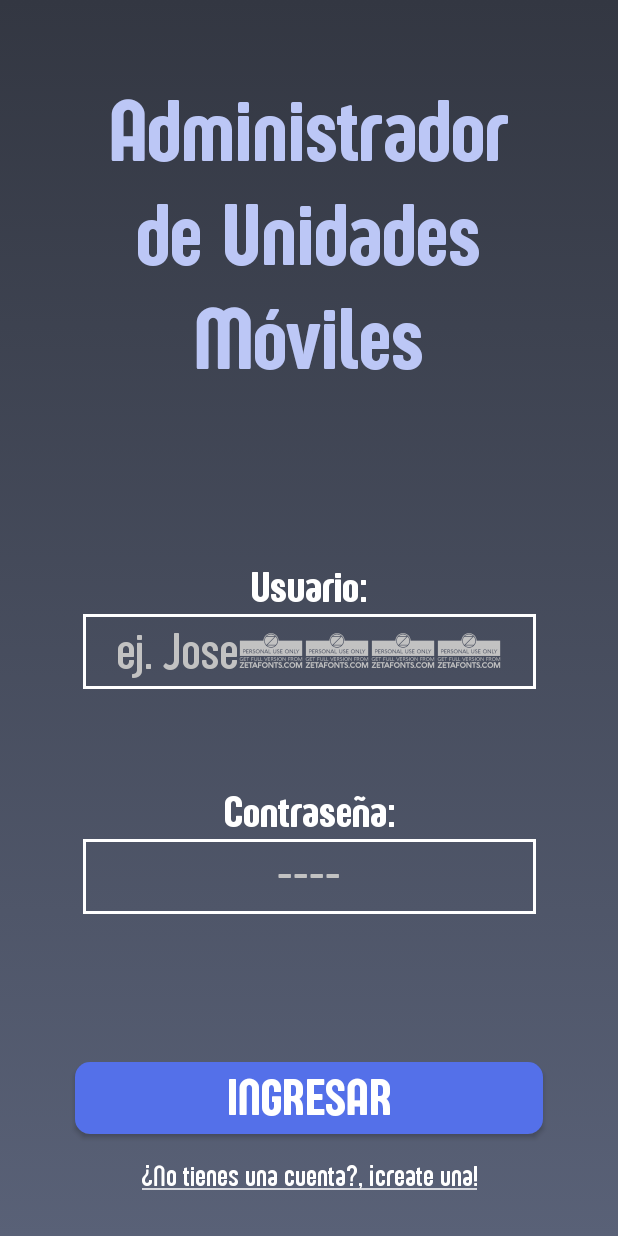
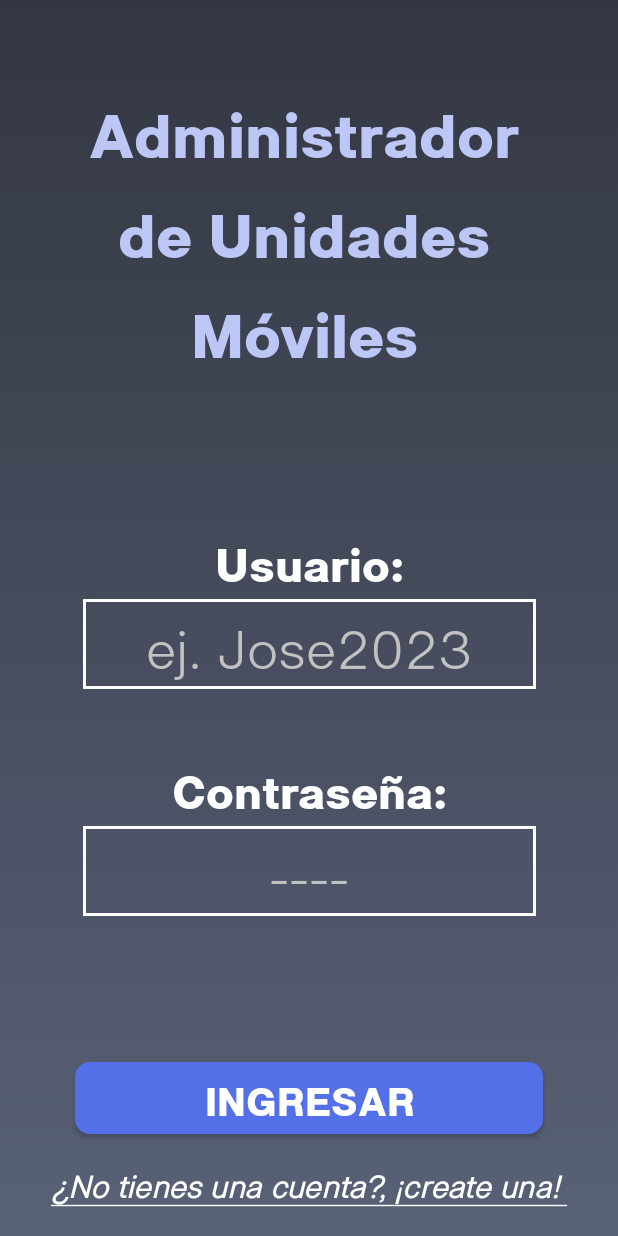
Before and after one commit to MoisesMoralesGtz/PIA-MOVILES2023, an Android app: the screen it shows after launch (MainActivity), on a phone screen of 412 x 824 dp. Run offline under Robolectric (Android 15) with nearby library versions, the phone set to English and light mode, and no system bars.

Commit message:
Arreglo de la fuente

```diff
--- a/app/src/main/res/drawable/btn_continuar.xml
+++ b/app/src/main/res/drawable/btn_continuar.xml
@@ -3,7 +3,7 @@
     <item android:state_pressed="true">
         <shape>
             <corners android:radius="10dp"></corners>
-            <solid android:color="#FFC4BF" />
+            <solid android:color="@color/marcadoLetras" />
         </shape>
     </item>
 
--- a/app/src/main/res/drawable/btn_continuar_texto.xml
+++ b/app/src/main/res/drawable/btn_continuar_texto.xml
@@ -1,6 +1,6 @@
 <?xml version="1.0" encoding="utf-8"?>
 <selector xmlns:android="http://schemas.android.com/apk/res/android">
-    <item android:state_pressed="true" android:color="@color/white"/>
+    <item android:state_pressed="true" android:color="@color/fondoBotones"/>
     <item android:state_enabled="true" android:color="@color/white"/>
     <item android:state_enabled="false" android:color="@color/white"/>
 </selector>
--- a/app/src/main/res/layout/activity_main.xml
+++ b/app/src/main/res/layout/activity_main.xml
@@ -11,25 +11,25 @@
         android:id="@+id/textView"
         android:layout_width="wrap_content"
         android:layout_height="wrap_content"
-        android:fontFamily="@font/sugo_regular"
+        android:fontFamily="@font/sublima_bold"
         android:text="Administrador\nde Unidades\nMóviles"
         android:textAlignment="center"
         android:textColor="@color/letrasColor"
 
-        android:textSize="60sp"
+        android:textSize="40sp"
         app:layout_constraintBottom_toBottomOf="parent"
         app:layout_constraintEnd_toEndOf="parent"
-        app:layout_constraintHorizontal_bias="0.496"
+        app:layout_constraintHorizontal_bias="0.473"
         app:layout_constraintStart_toStartOf="parent"
         app:layout_constraintTop_toTopOf="parent"
-        app:layout_constraintVertical_bias="0.086" />
+        app:layout_constraintVertical_bias="0.085" />
 
     <TextView
         android:id="@+id/encabezadoUser"
         android:layout_width="wrap_content"
         android:layout_height="wrap_content"
-        android:layout_marginTop="112dp"
-        android:fontFamily="@font/sugo_regular"
+        android:layout_marginTop="20dp"
+        android:fontFamily="@font/sublima_bold"
         android:text="Usuario:"
         android:textAlignment="center"
 
@@ -39,15 +39,15 @@
         app:layout_constraintEnd_toEndOf="parent"
         app:layout_constraintStart_toStartOf="parent"
         app:layout_constraintTop_toBottomOf="@+id/textView"
-        app:layout_constraintVertical_bias="0.0" />
+        app:layout_constraintVertical_bias="0.149" />
 
     <EditText
         android:id="@+id/TxtUser"
         android:layout_width="302dp"
-        android:layout_height="50sp"
+        android:layout_height="60dp"
 
         android:background="@drawable/estilo_inputs"
-        android:fontFamily="@font/sugo_light"
+        android:fontFamily="@font/sublima_light"
         android:hint="ej. Jose2023"
         android:inputType="textPersonName"
         android:maxLength="15"
@@ -65,8 +65,8 @@
         android:id="@+id/encabezadoPassword"
         android:layout_width="wrap_content"
         android:layout_height="wrap_content"
-        android:layout_marginTop="64dp"
-        android:fontFamily="@font/sugo_regular"
+        android:layout_marginTop="40dp"
+        android:fontFamily="@font/sublima_bold"
         android:text="Contraseña:"
 
         android:textAlignment="center"
@@ -79,10 +79,10 @@
     <EditText
         android:id="@+id/txtContra"
         android:layout_width="302dp"
-        android:layout_height="50sp"
+        android:layout_height="60dp"
 
         android:background="@drawable/estilo_inputs"
-        android:fontFamily="@font/sugo_light"
+        android:fontFamily="@font/sublima_light"
         android:hint="----"
         android:inputType="textPassword"
         android:maxLength="15"
@@ -104,11 +104,11 @@
         android:layout_marginStart="50dp"
         android:layout_marginEnd="50dp"
         android:background="@drawable/btn_continuar"
-        android:fontFamily="@font/sugo_regular"
+        android:fontFamily="@font/sublima_bold"
 
         android:text="Ingresar"
         android:textColor="@drawable/btn_continuar_texto"
-        android:textSize="35sp"
+        android:textSize="25sp"
         app:layout_constraintBottom_toBottomOf="parent"
         tools:layout_editor_absoluteX="0dp" />
 
@@ -118,7 +118,7 @@
         android:layout_height="wrap_content"
 
         android:layout_marginTop="16dp"
-        android:fontFamily="@font/sugo_light"
+        android:fontFamily="@font/sublima_light"
         android:text="@string/pseudohiperlink"
         android:textAlignment="center"
         android:textColor="@android:color/white"
--- a/app/src/main/res/values/colors.xml
+++ b/app/src/main/res/values/colors.xml
@@ -9,8 +9,10 @@
     <color name="black">#FF000000</color>
 
     <!--Colores del proyecto -->
+
     <color name="fondoInicio">#596177</color>
     <color name="fondoColor">#333742</color>
+    <color name="marcadoLetras">#D6DEFF</color>
     <color name="letrasColor">#bcc7f6</color>
     <color name="fondoBotones">#5470e9</color>
     <color name="placeHolderColor">#C2C2C2</color>
--- a/app/src/main/res/values/strings.xml
+++ b/app/src/main/res/values/strings.xml
@@ -1,4 +1,5 @@
 <resources>
     <string name="app_name">AdministradorDeUnidadesMóviles-E2023</string>
-    <string name="pseudohiperlink"><u>¿No tienes una cuenta?, ¡create una!</u></string>
+
+    <string name="pseudohiperlink"><u><i><b>¿No tienes una cuenta?, ¡create una!</b> </i></u></string>
 </resources>
```
Also changed, not shown: app/src/main/res/font/sublima_bold.otf (added), app/src/main/res/font/sublima_light.otf (added), app/src/main/res/font/sugo_bold_italic.ttf (deleted), app/src/main/res/font/sugo_bold_italica.ttf (deleted), app/src/main/res/font/sugo_extra_light.ttf (deleted), app/src/main/res/font/sugo_extra_light_italic.ttf (deleted), app/src/main/res/font/sugo_italic.ttf (deleted), app/src/main/res/font/sugo_light.ttf (deleted), app/src/main/res/font/sugo_light_italic.ttf (deleted), app/src/main/res/font/sugo_regular.ttf (deleted), app/src/main/res/font/sugo_thin.ttf (deleted), app/src/main/res/font/sugo_thin_italic.ttf (deleted), app/src/main/res/font/sugos_bold.ttf (deleted).
